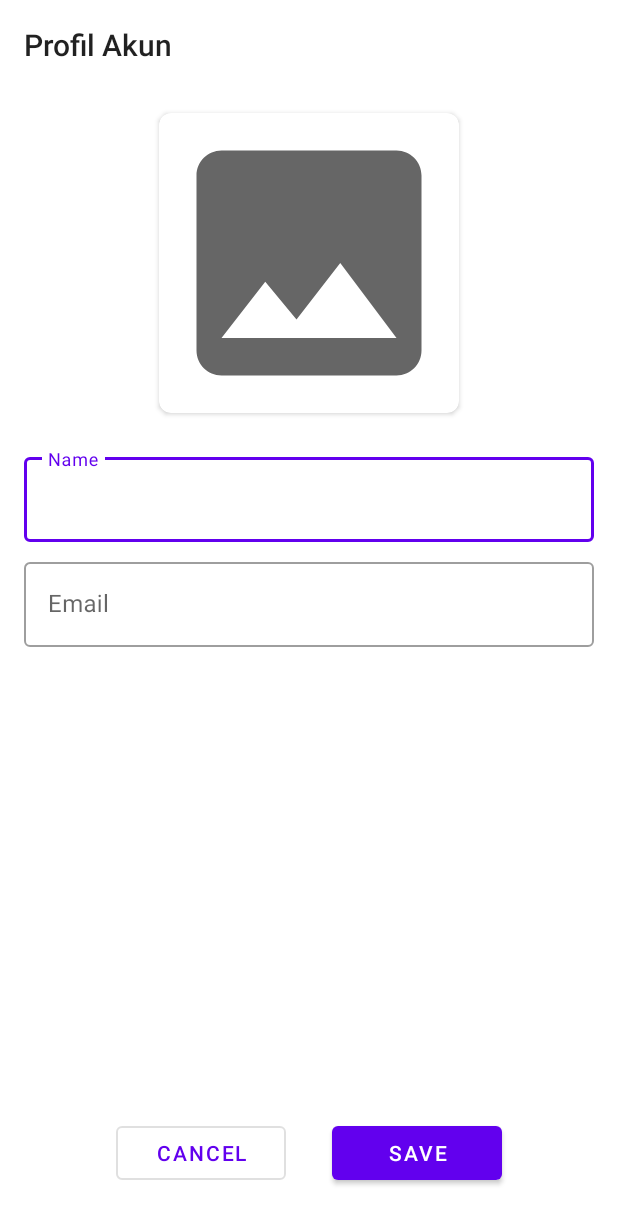
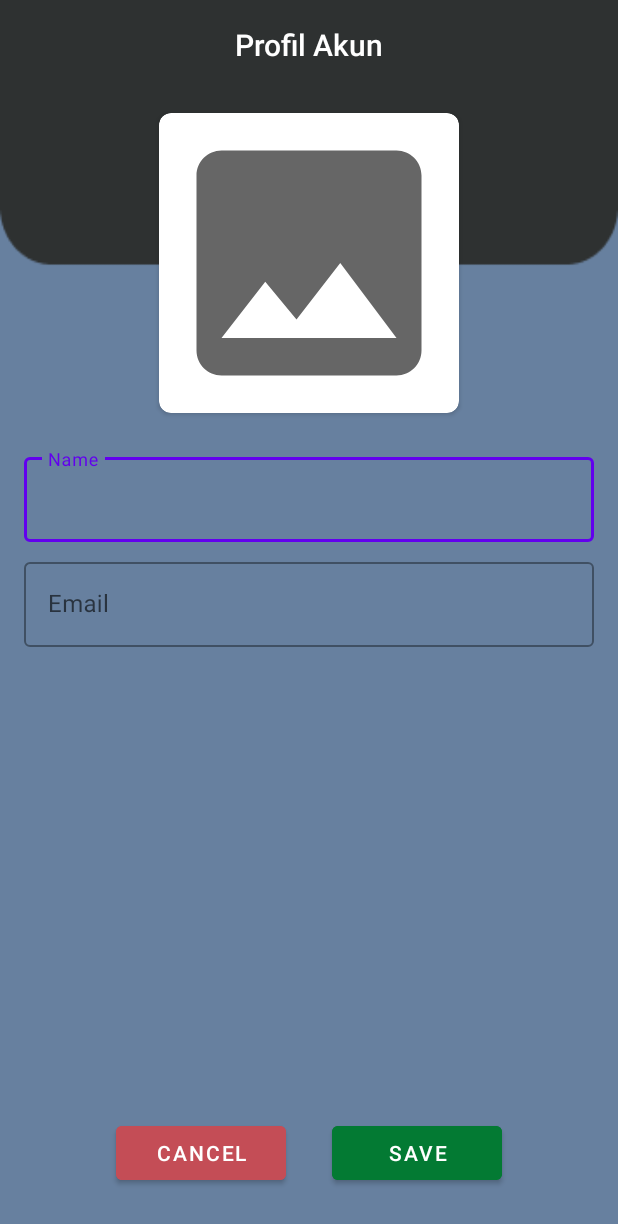
Before and after one commit to amorely117/UAS_PBP_C_6_10113_10135_10164, an Android app: the ProfileActivity screen opened directly, with no data from a screen before it, on a phone screen of 412 x 824 dp. Shown: the top 1224 px of the screen. Run offline under Robolectric (Android 15) with nearby library versions, the phone set to English and light mode, and no system bars; our stand-ins replace Firebase (no records; nobody signed in at launch, a user with empty details on screens opened directly).

Commit message:
UAS PBP C KELOMPOK 6

```diff
--- a/app/src/main/res/layout/activity_profile.xml
+++ b/app/src/main/res/layout/activity_profile.xml
@@ -4,7 +4,8 @@
     android:layout_width="match_parent"
     android:layout_height="match_parent"
     xmlns:app="http://schemas.android.com/apk/res-auto"
-    tools:context=".ProfileActivity">
+    tools:context=".ProfileActivity"
+    android:background="@drawable/frame">
 
     <LinearLayout
         android:layout_width="match_parent"
@@ -20,6 +21,8 @@
             android:layout_width="match_parent"
             android:layout_height="wrap_content"
             android:layout_margin="16dp"
+            android:textColor="@color/white"
+            android:textAlignment="center"
             android:text="@string/profil_akun" />
 
         <androidx.cardview.widget.CardView
@@ -92,7 +95,7 @@
 
         <Button
             android:id="@+id/btnCancel"
-            style="@style/Widget.MaterialComponents.Button.OutlinedButton"
+            android:backgroundTint="#C44D56"
             android:layout_width="0dp"
             android:layout_height="wrap_content"
             android:layout_margin="15dp"
@@ -101,11 +104,12 @@
 
         <Button
             android:id="@+id/btnSave"
+            android:backgroundTint="#037A33"
             android:layout_width="0dp"
             android:layout_height="wrap_content"
             android:layout_margin="15dp"
             android:layout_weight="1"
-            android:text="@string/save" />
+            android:text="@string/save"/>
 
     </LinearLayout>
 
```
